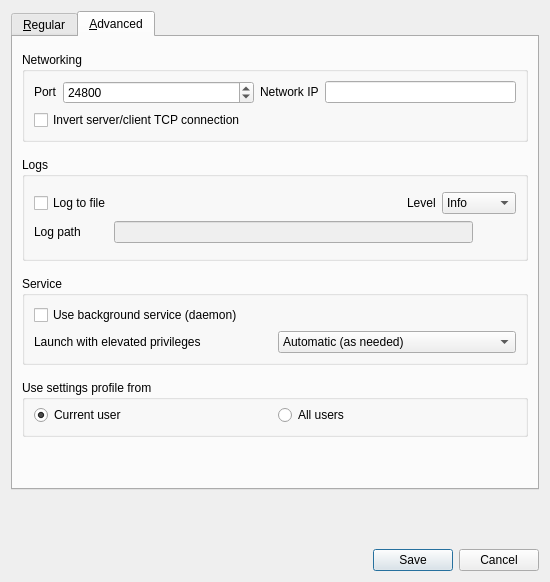
The window that src/lib/gui/dialogs/SettingsDialogBase.ui (deskflow/deskflow) describes before a commit, drawn with Qt 5.
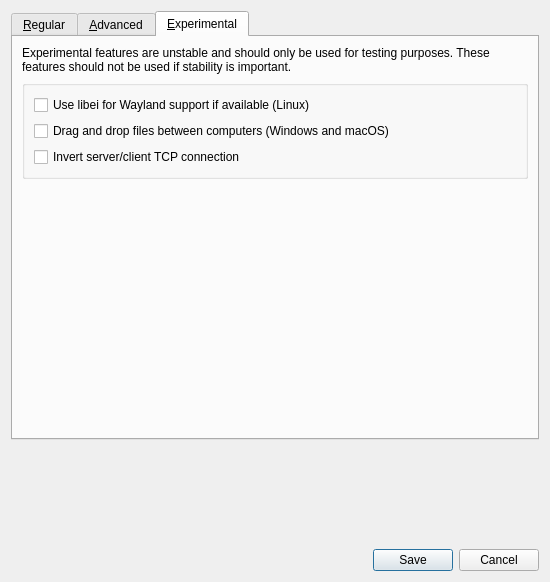
The same window after the commit. Icons and pictures are not drawn.

Commit message: Create experimental tab, make libei optional, re-introduce drag and drop

The edit to the form file:
```diff
--- a/src/lib/gui/dialogs/SettingsDialogBase.ui
+++ b/src/lib/gui/dialogs/SettingsDialogBase.ui
@@ -29,7 +29,7 @@
       <enum>QTabWidget::North</enum>
      </property>
      <property name="currentIndex">
-      <number>1</number>
+      <number>2</number>
      </property>
      <widget class="QWidget" name="m_pTabRegular">
       <attribute name="title">
@@ -414,13 +414,6 @@
             </item>
            </layout>
           </item>
-          <item>
-           <widget class="QCheckBox" name="m_pInvertConnection">
-            <property name="text">
-             <string>Invert server/client TCP connection</string>
-            </property>
-           </widget>
-          </item>
          </layout>
         </widget>
        </item>
@@ -689,7 +682,7 @@
        <item alignment="Qt::AlignTop">
         <widget class="QGroupBox" name="m_pGroupScope">
          <property name="title">
-          <string>Use settings profile from</string>
+          <string>Settings profile</string>
          </property>
          <layout class="QGridLayout" name="gridLayout_2">
           <property name="topMargin">
@@ -721,7 +714,67 @@
        <item>
         <spacer name="verticalSpacer_3">
          <property name="orientation">
-          <enum>Qt::Vertical</enum>
+          <enum>Qt::Orientation::Vertical</enum>
+         </property>
+         <property name="sizeHint" stdset="0">
+          <size>
+           <width>20</width>
+           <height>40</height>
+          </size>
+         </property>
+        </spacer>
+       </item>
+      </layout>
+     </widget>
+     <widget class="QWidget" name="m_pTabExperiment">
+      <attribute name="title">
+       <string>&amp;Experimental</string>
+      </attribute>
+      <layout class="QVBoxLayout" name="verticalLayout_7">
+       <item>
+        <widget class="QLabel" name="label">
+         <property name="text">
+          <string>Experimental features are unstable and should only be used for testing purposes. These features should not be used if stability is important.</string>
+         </property>
+         <property name="wordWrap">
+          <bool>true</bool>
+         </property>
+        </widget>
+       </item>
+       <item>
+        <widget class="QGroupBox" name="m_pGroupNetworkingExp">
+         <property name="title">
+          <string/>
+         </property>
+         <layout class="QVBoxLayout" name="verticalLayout_6">
+          <item>
+           <widget class="QCheckBox" name="m_pCheckBoxUseLibei">
+            <property name="text">
+             <string>Use libei for Wayland support if available (Linux)</string>
+            </property>
+           </widget>
+          </item>
+          <item>
+           <widget class="QCheckBox" name="m_pCheckBoxDragAndDrop">
+            <property name="text">
+             <string>Drag and drop files between computers (Windows and macOS)</string>
+            </property>
+           </widget>
+          </item>
+          <item>
+           <widget class="QCheckBox" name="m_pCheckBoxInvertConnection">
+            <property name="text">
+             <string>Invert server/client TCP connection</string>
+            </property>
+           </widget>
+          </item>
+         </layout>
+        </widget>
+       </item>
+       <item>
+        <spacer name="verticalSpacer_4">
+         <property name="orientation">
+          <enum>Qt::Orientation::Vertical</enum>
          </property>
          <property name="sizeHint" stdset="0">
           <size>
```
Left out of the diff: 62 changed lines with no effect on the pictures. The commit also changes 19 other files.
